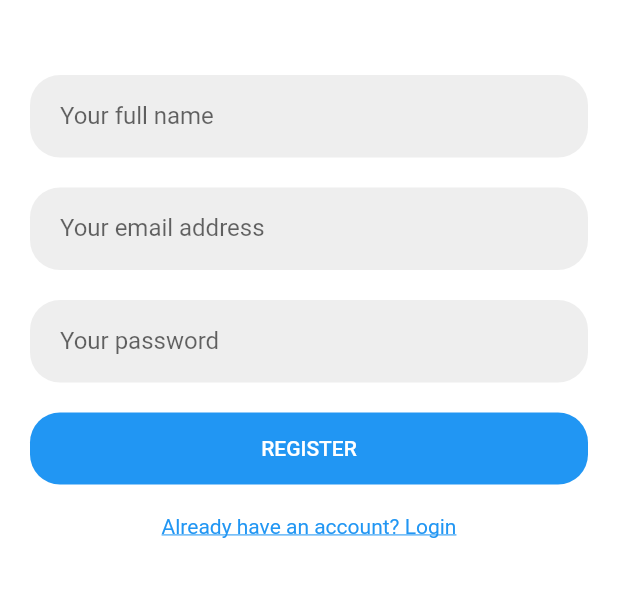
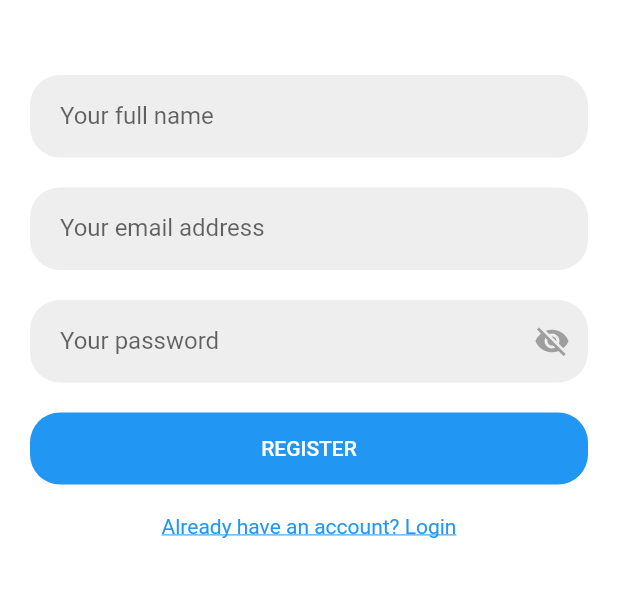
Before and after one commit to jekigates/next_step, a Flutter app: the screen it shows after launch, after a tap on "Don't have an account? Create one", on a phone screen of 412 x 824 dp, the part 450-1047 px from its top. Run offline on Flutter 3.47's test engine with Material 2 defaults, Android fonts, the phone set to English and light mode, and no system bars; our stand-ins replace cloud_firestore, firebase_auth, firebase_core, flutter_local_notifications, fluttertoast, sensors; accounts and stored records are empty.

Commit message:
create show hide password toggler

```diff
--- a/lib/login_page.dart
+++ b/lib/login_page.dart
@@ -9,6 +9,7 @@ class LoginPage extends StatefulWidget {
 class _LoginPageState extends State<LoginPage> {
   final emailController = TextEditingController();
   final passwordController = TextEditingController();
+  bool _obscureText = true;
   final auth = FirebaseAuth.instance;
 
   Future<void> login() async {
@@ -117,23 +118,31 @@ class _LoginPageState extends State<LoginPage> {
                   // Password input with label and rounded corners
                   Container(
                     decoration: BoxDecoration(
-                      borderRadius: BorderRadius.only(
-                        topLeft: Radius.circular(20),
-                        topRight: Radius.circular(20),
-                        bottomLeft: Radius.circular(20),
-                        bottomRight: Radius.circular(20),
-                      ),
+                      borderRadius: BorderRadius.circular(20),
                       color: Colors.grey[200],
                     ),
                     child: TextField(
                       controller: passwordController,
-                      obscureText: true,
+                      obscureText: _obscureText,
                       decoration: InputDecoration(
                         border: InputBorder.none,
                         contentPadding:
                             EdgeInsets.symmetric(horizontal: 20, vertical: 10),
                         hintText: '********',
                         labelText: 'Your password',
+                        suffixIcon: GestureDetector(
+                          onTap: () {
+                            setState(() {
+                              _obscureText = !_obscureText;
+                            });
+                          },
+                          child: Icon(
+                            _obscureText
+                                ? Icons.visibility_off
+                                : Icons.visibility,
+                            color: Colors.grey,
+                          ),
+                        ),
                       ),
                     ),
                   ),
--- a/lib/register_page.dart
+++ b/lib/register_page.dart
@@ -13,6 +13,7 @@ class _RegisterPageState extends State<RegisterPage> {
   final passwordController = TextEditingController();
   final auth = FirebaseAuth.instance;
   final firestore = FirebaseFirestore.instance;
+  bool _obscureText = true;
 
   Future<void> register() async {
     final String email = emailController.text.trim();
@@ -170,23 +171,31 @@ class _RegisterPageState extends State<RegisterPage> {
                   // Password input with label and rounded corners
                   Container(
                     decoration: BoxDecoration(
-                      borderRadius: BorderRadius.only(
-                        topLeft: Radius.circular(20),
-                        topRight: Radius.circular(20),
-                        bottomLeft: Radius.circular(20),
-                        bottomRight: Radius.circular(20),
-                      ),
+                      borderRadius: BorderRadius.circular(20),
                       color: Colors.grey[200],
                     ),
                     child: TextField(
                       controller: passwordController,
-                      obscureText: true,
+                      obscureText: _obscureText,
                       decoration: InputDecoration(
                         border: InputBorder.none,
                         contentPadding:
                             EdgeInsets.symmetric(horizontal: 20, vertical: 10),
                         hintText: '********',
                         labelText: 'Your password',
+                        suffixIcon: GestureDetector(
+                          onTap: () {
+                            setState(() {
+                              _obscureText = !_obscureText;
+                            });
+                          },
+                          child: Icon(
+                            _obscureText
+                                ? Icons.visibility_off
+                                : Icons.visibility,
+                            color: Colors.grey,
+                          ),
+                        ),
                       ),
                     ),
                   ),
```
